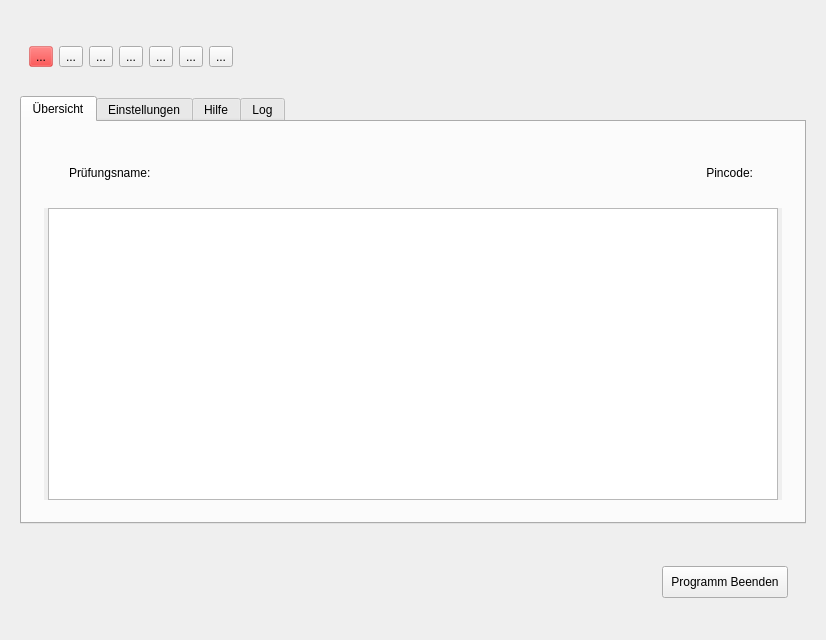
This is server/server.ui in valueerrorx/life-exam as Qt 5 draws it before an edit. The edited form follows.
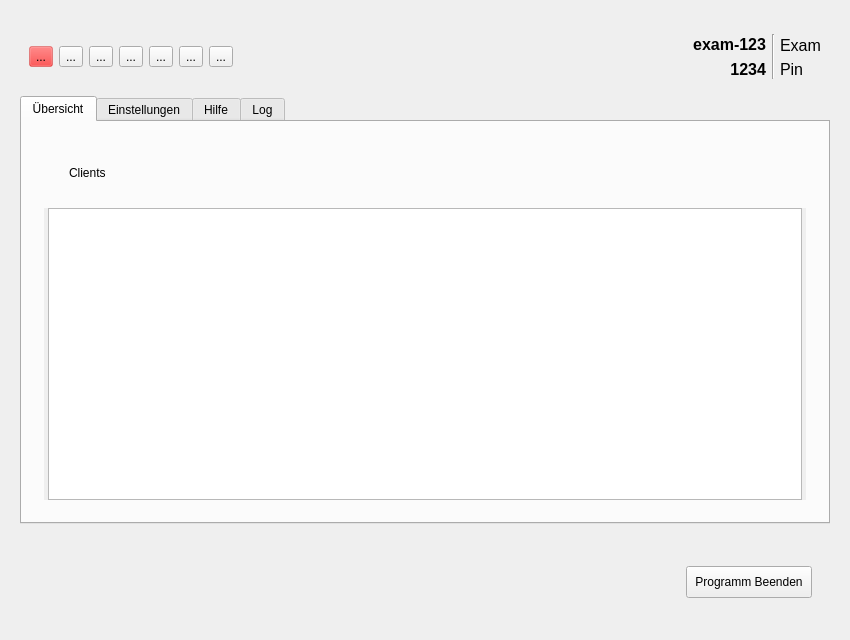
This is the edited form. The open tabs and pages were chosen to show the change. Icons and pictures are not drawn.

Commit message: changed size and position of examinformation pin and name

The edit to the form file:
```diff
--- a/server/server.ui
+++ b/server/server.ui
@@ -7,7 +7,7 @@
    <rect>
     <x>0</x>
     <y>0</y>
-    <width>818</width>
+    <width>850</width>
     <height>640</height>
    </rect>
   </property>
@@ -236,6 +236,9 @@
            <property name="orientation">
             <enum>Qt::Horizontal</enum>
            </property>
+           <property name="sizeType">
+            <enum>QSizePolicy::Expanding</enum>
+           </property>
            <property name="sizeHint" stdset="0">
             <size>
              <width>40</width>
@@ -244,6 +247,142 @@
            </property>
           </spacer>
          </item>
+         <item>
+          <layout class="QVBoxLayout" name="verticalLayout_21">
+           <property name="topMargin">
+            <number>5</number>
+           </property>
+           <property name="bottomMargin">
+            <number>5</number>
+           </property>
+           <item>
+            <widget class="QLabel" name="currentlabel">
+             <property name="font">
+              <font>
+               <pointsize>12</pointsize>
+               <weight>75</weight>
+               <bold>true</bold>
+              </font>
+             </property>
+             <property name="text">
+              <string>exam-123</string>
+             </property>
+             <property name="alignment">
+              <set>Qt::AlignBottom|Qt::AlignRight|Qt::AlignTrailing</set>
+             </property>
+            </widget>
+           </item>
+           <item>
+            <widget class="QLabel" name="currentpin">
+             <property name="font">
+              <font>
+               <pointsize>12</pointsize>
+               <weight>75</weight>
+               <bold>true</bold>
+              </font>
+             </property>
+             <property name="text">
+              <string>1234</string>
+             </property>
+             <property name="alignment">
+              <set>Qt::AlignRight|Qt::AlignTop|Qt::AlignTrailing</set>
+             </property>
+            </widget>
+           </item>
+          </layout>
+         </item>
+         <item>
+          <widget class="Line" name="line">
+           <property name="maximumSize">
+            <size>
+             <width>2</width>
+             <height>45</height>
+            </size>
+           </property>
+           <property name="baseSize">
+            <size>
+             <width>0</width>
+             <height>0</height>
+            </size>
+           </property>
+           <property name="orientation">
+            <enum>Qt::Vertical</enum>
+           </property>
+          </widget>
+         </item>
+         <item>
+          <layout class="QVBoxLayout" name="verticalLayout_10">
+           <property name="sizeConstraint">
+            <enum>QLayout::SetMinimumSize</enum>
+           </property>
+           <property name="topMargin">
+            <number>5</number>
+           </property>
+           <property name="bottomMargin">
+            <number>5</number>
+           </property>
+           <item>
+            <widget class="QLabel" name="examlabel">
+             <property name="sizePolicy">
+              <sizepolicy hsizetype="Preferred" vsizetype="Minimum">
+               <horstretch>0</horstretch>
+               <verstretch>0</verstretch>
+              </sizepolicy>
+             </property>
+             <property name="font">
+              <font>
+               <pointsize>12</pointsize>
+              </font>
+             </property>
+             <property name="layoutDirection">
+              <enum>Qt::RightToLeft</enum>
+             </property>
+             <property name="styleSheet">
+              <string notr="true"/>
+             </property>
+             <property name="text">
+              <string>Exam</string>
+             </property>
+             <property name="textFormat">
+              <enum>Qt::RichText</enum>
+             </property>
+             <property name="alignment">
+              <set>Qt::AlignBottom|Qt::AlignLeading|Qt::AlignLeft</set>
+             </property>
+             <property name="wordWrap">
+              <bool>false</bool>
+             </property>
+             <property name="indent">
+              <number>-1</number>
+             </property>
+            </widget>
+           </item>
+           <item>
+            <widget class="QLabel" name="pinlabel">
+             <property name="font">
+              <font>
+               <pointsize>12</pointsize>
+               <weight>50</weight>
+               <italic>false</italic>
+               <bold>false</bold>
+              </font>
+             </property>
+             <property name="layoutDirection">
+              <enum>Qt::RightToLeft</enum>
+             </property>
+             <property name="text">
+              <string>Pin</string>
+             </property>
+             <property name="textFormat">
+              <enum>Qt::RichText</enum>
+             </property>
+             <property name="alignment">
+              <set>Qt::AlignLeading|Qt::AlignLeft|Qt::AlignTop</set>
+             </property>
+            </widget>
+           </item>
+          </layout>
+         </item>
         </layout>
        </widget>
       </item>
@@ -326,27 +465,12 @@
                  <widget class="QWidget" name="widget_18" native="true">
                   <layout class="QHBoxLayout" name="horizontalLayout_8">
                    <item>
-                    <widget class="QLabel" name="examlabel">
-                     <property name="font">
-                      <font>
-                       <weight>50</weight>
-                       <bold>false</bold>
-                      </font>
-                     </property>
+                    <widget class="QLabel" name="label_7">
                      <property name="styleSheet">
-                      <string notr="true">padding:0px;margin-top:1px;</string>
+                      <string notr="true">margin:0px;margin-top:0px;</string>
                      </property>
                      <property name="text">
-                      <string>&lt;html&gt;&lt;head/&gt;&lt;body&gt;&lt;p&gt;Prüfungsname:&lt;/p&gt;&lt;/body&gt;&lt;/html&gt;</string>
-                     </property>
-                     <property name="alignment">
-                      <set>Qt::AlignLeading|Qt::AlignLeft|Qt::AlignTop</set>
-                     </property>
-                     <property name="wordWrap">
-                      <bool>true</bool>
-                     </property>
-                     <property name="indent">
-                      <number>-1</number>
+                      <string>Clients</string>
                      </property>
                     </widget>
                    </item>
@@ -368,18 +492,7 @@
                 </item>
                 <item>
                  <widget class="QWidget" name="widget_17" native="true">
-                  <layout class="QVBoxLayout" name="verticalLayout_18">
-                   <item>
-                    <widget class="QLabel" name="pinlabel">
-                     <property name="text">
-                      <string>Pincode:</string>
-                     </property>
-                     <property name="alignment">
-                      <set>Qt::AlignRight|Qt::AlignTrailing|Qt::AlignVCenter</set>
-                     </property>
-                    </widget>
-                   </item>
-                  </layout>
+                  <layout class="QVBoxLayout" name="verticalLayout_18"/>
                  </widget>
                 </item>
                </layout>
```
Left out of the diff: 2 changed lines with no effect on the pictures. The commit also changes 1 other file.
